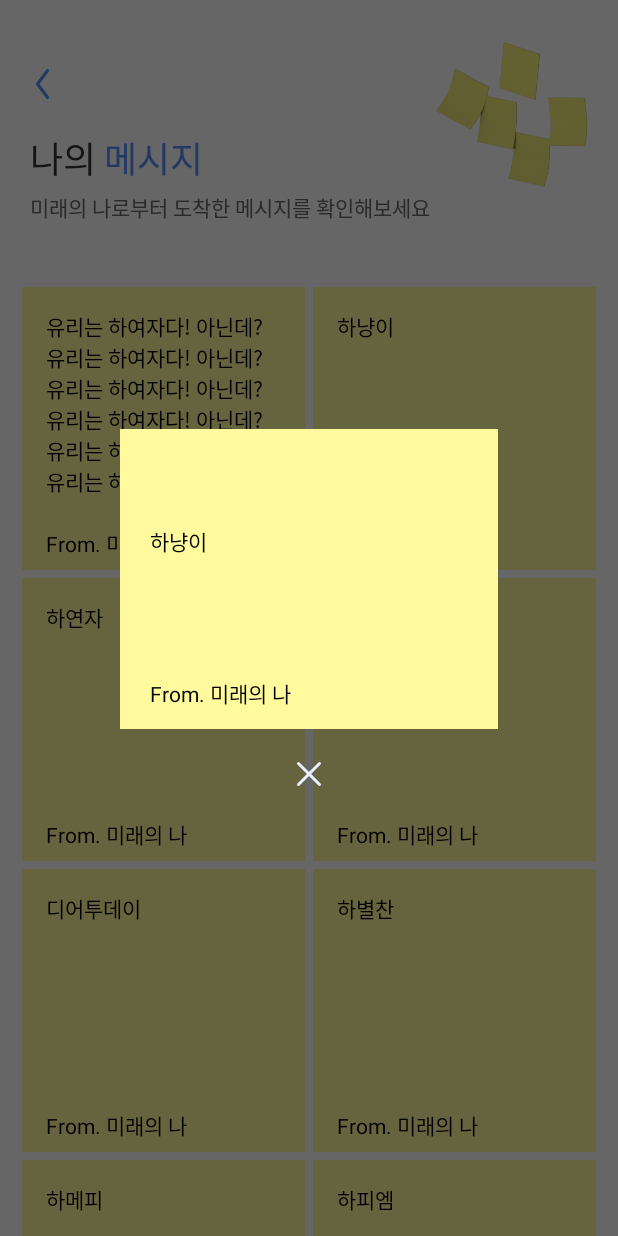
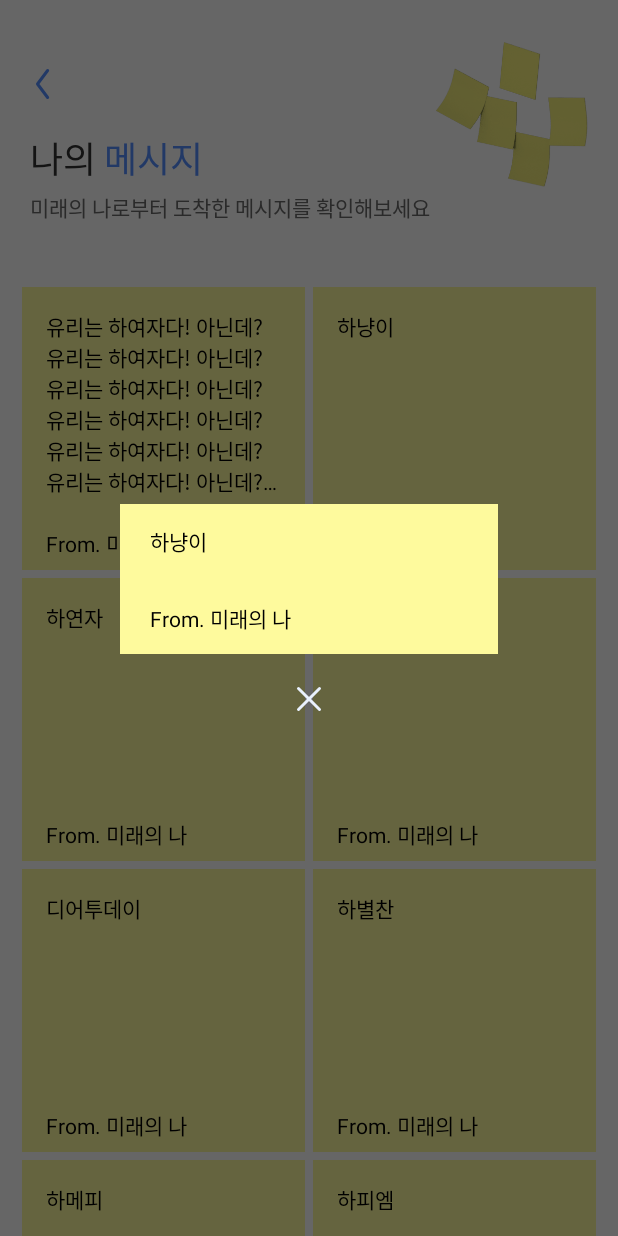
Before and after one commit to TeamDearToday/Deartoday-Android, an Android app: the MessageBoxActivity screen opened directly, with no data from a screen before it, after a tap on "하냥이", on a phone screen of 412 x 824 dp. Run offline under Robolectric (Android 15) with nearby library versions, the phone set to English and light mode, and no system bars; our stand-ins replace Timber, data binding; 1 statement that could not run was skipped.

Commit message:
[MODIFY] Modify XML

```diff
--- a/app/src/main/res/layout/dialog_message_box.xml
+++ b/app/src/main/res/layout/dialog_message_box.xml
@@ -10,7 +10,6 @@
         android:id="@+id/layout_message_box_list"
         android:layout_width="match_parent"
         android:layout_height="wrap_content"
-        android:minHeight="200dp"
         android:background="@drawable/rectangle_yellow"
         app:layout_constraintEnd_toEndOf="parent"
         app:layout_constraintStart_toStartOf="parent"
```
